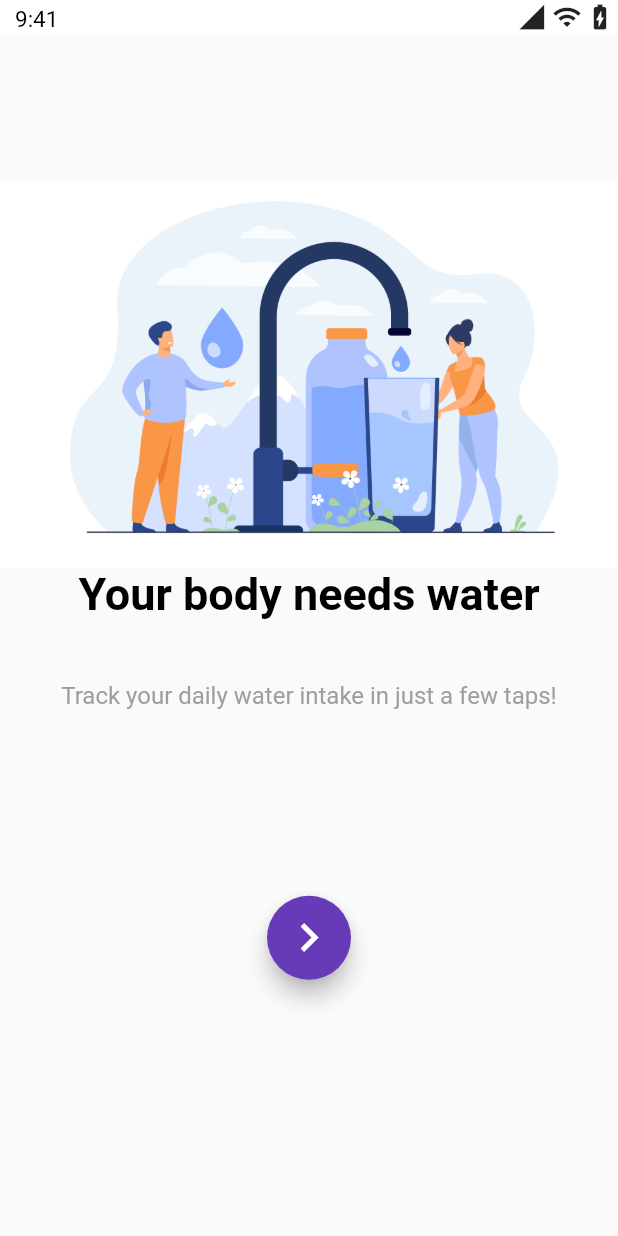
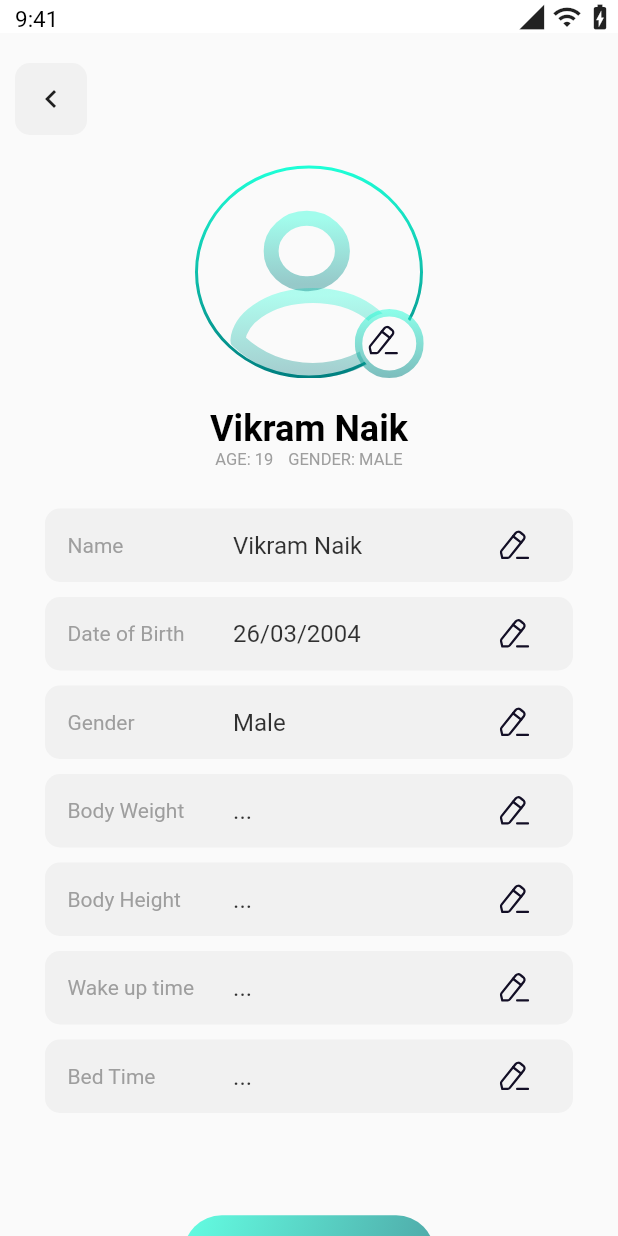
Before and after one commit to VikramNaik26/Health_app, a Flutter app: the screen it shows after launch, on a phone screen of 412 x 824 dp. Run offline on Flutter 3.47's test engine with Material 2 defaults, Android fonts, the light colour scheme and no system bars; our stand-ins replace flutter_svg.

Commit message:
profile page ui completed

```diff
--- a/lib/main.dart
+++ b/lib/main.dart
@@ -2,6 +2,7 @@ import 'package:flutter/material.dart';
 import 'package:health_app/pages/deatail_page.dart';
 import 'package:health_app/pages/home_page.dart';
 import 'package:health_app/pages/main_home_page.dart';
+import 'package:health_app/pages/profile_page.dart';
 
 void main() {
   runApp(const MyApp());
@@ -19,7 +20,7 @@ class MyApp extends StatelessWidget {
       theme: ThemeData(
         primarySwatch: Colors.deepPurple,
       ),
-      home: const MyHomePage(),
+      home: const ProfilePage(),
     );
   }
 }
--- a/lib/pages/deatail_page.dart
+++ b/lib/pages/deatail_page.dart
@@ -54,8 +54,8 @@ class _DeatailPageState extends State<DeatailPage> {
                 width: size.width,
               ),
               Positioned(
-                top: 1,
-                left: size.width * .22,
+                top: 0,
+                left: size.width * .2,
                 child: SizedBox(
                   height: 450,
                   child: Column(children: [
--- a/lib/pages/main_home_page.dart
+++ b/lib/pages/main_home_page.dart
@@ -26,6 +26,8 @@ class _MainPageState extends State<MainPage> {
           unselectedFontSize: 0,
           showSelectedLabels: false,
           showUnselectedLabels: false,
+          selectedItemColor: const Color(0xff53668E),
+          unselectedItemColor: Colors.grey.withOpacity(.5),
           items: [
             BottomNavigationBarItem(
               icon: SvgPicture.asset('assets/icons/Home.svg'),
--- /dev/null
+++ b/lib/pages/profile_page.dart
@@ -0,0 +1,150 @@
+import 'package:flutter/material.dart';
+import 'package:flutter_svg/svg.dart';
+import 'package:health_app/pages/home_page.dart';
+import 'package:health_app/widgets/app_large_text.dart';
+import 'package:health_app/widgets/app_text.dart';
+import 'package:health_app/widgets/save_button.dart';
+import 'package:health_app/widgets/user_input_field.dart';
+
+class ProfilePage extends StatefulWidget {
+  const ProfilePage({super.key});
+
+  @override
+  State<ProfilePage> createState() => _ProfilePageState();
+}
+
+class _ProfilePageState extends State<ProfilePage> {
+  var userInfo = {
+    'Name': 'Vikram Naik',
+    'Date of Birth': '26/03/2004',
+    'Gender': 'Male',
+    'Body Weight': '...',
+    'Body Height': '...',
+    'Wake up time': '...',
+    'Bed Time': '...',
+  };
+
+  @override
+  Widget build(BuildContext context) {
+    Size size = MediaQuery.of(context).size;
+    return Scaffold(
+      appBar: appBar(),
+      body: SingleChildScrollView(
+        scrollDirection: Axis.vertical,
+        child: Column(
+          crossAxisAlignment: CrossAxisAlignment.start,
+          children: [
+            Container(
+              margin: const EdgeInsets.symmetric(
+                horizontal: 10,
+                vertical: 20,
+              ),
+              decoration: BoxDecoration(
+                borderRadius: BorderRadius.circular(10),
+                color: Colors.grey.withOpacity(.1),
+              ),
+              child: IconButton(
+                icon: const Icon(Icons.chevron_left),
+                onPressed: () {},
+              ),
+            ),
+            userProfileIcon(),
+            const SizedBox(
+              height: 20,
+            ),
+            userBasicDetails(),
+            const SizedBox(
+              height: 26,
+            ),
+            SizedBox(
+              height: size.height * .55,
+              width: size.width,
+              // color: Colors.blue,
+              child: ListView.separated(
+                itemBuilder: (context, index) {
+                  return UserInputField(
+                    size: size,
+                    label: userInfo.keys.elementAt(index),
+                    hintText: userInfo.values.elementAt(index),
+                  );
+                },
+                separatorBuilder: (context, index) => const SizedBox(
+                  height: 10,
+                ),
+                itemCount: 7,
+              ),
+            ),
+            const SizedBox(
+              height: 10,
+            ),
+            const SaveButton(),
+            const SizedBox(
+              height: 20,
+            ),
+          ],
+        ),
+      ),
+    );
+  }
+
+  Column userBasicDetails() {
+    return const Column(
+      crossAxisAlignment: CrossAxisAlignment.center,
+      children: [
+        AppLargeText(
+          text: 'Vikram Naik',
+          fontSize: 24,
+        ),
+        Row(
+          mainAxisAlignment: MainAxisAlignment.center,
+          children: [
+            AppText(
+              text: 'AGE: 19',
+              fontSize: 11,
+            ),
+            SizedBox(
+              width: 10,
+            ),
+            AppText(
+              text: 'GENDER: MALE',
+              fontSize: 11,
+            ),
+          ],
+        ),
+      ],
+    );
+  }
+
+  Center userProfileIcon() {
+    return Center(
+      child: Stack(
+        children: [
+          SvgPicture.asset('assets/icons/outerProfile.svg'),
+          Positioned(
+            bottom: 0,
+            left: 24,
+            child: SvgPicture.asset('assets/icons/innerFprofile.svg'),
+          ),
+          Positioned(
+            top: 30,
+            left: 46,
+            child: SvgPicture.asset('assets/icons/innerSprofile.svg'),
+          ),
+          Positioned(
+            bottom: 0,
+            right: 0,
+            child: SvgPicture.asset('assets/icons/profileEllipse.svg'),
+          ),
+          Positioned(
+            bottom: 1,
+            right: 3,
+            child: IconButton(
+              onPressed: () {},
+              icon: SvgPicture.asset('assets/icons/Edit.svg'),
+            ),
+          ),
+        ],
+      ),
+    );
+  }
+}
--- /dev/null
+++ b/lib/widgets/save_button.dart
@@ -0,0 +1,40 @@
+import 'package:flutter/material.dart';
+import 'package:health_app/widgets/app_large_text.dart';
+
+class SaveButton extends StatelessWidget {
+  const SaveButton({
+    super.key,
+  });
+
+  @override
+  Widget build(BuildContext context) {
+    return Center(
+      child: TextButton(
+        onPressed: () {},
+        child: Container(
+          padding: const EdgeInsets.symmetric(
+            horizontal: 20,
+            vertical: 14,
+          ),
+          decoration: BoxDecoration(
+            borderRadius: BorderRadius.circular(30),
+            // color: Colors.blue,
+            gradient: const LinearGradient(
+              colors: [
+                Color.fromARGB(175, 30, 255, 215),
+                Color.fromARGB(175, 0, 128, 128),
+              ],
+              begin: Alignment.topLeft,
+              end: Alignment.bottomRight,
+            ),
+          ),
+          child: const AppLargeText(
+            text: 'Save Changes',
+            fontSize: 20,
+            color: Colors.white,
+          ),
+        ),
+      ),
+    );
+  }
+}
--- /dev/null
+++ b/lib/widgets/user_input_field.dart
@@ -0,0 +1,66 @@
+import 'package:flutter/material.dart';
+import 'package:flutter_svg/svg.dart';
+import 'package:health_app/widgets/app_text.dart';
+
+class UserInputField extends StatefulWidget {
+  const UserInputField({
+    super.key,
+    required this.size,
+    required this.label,
+    required this.hintText,
+  });
+
+  final Size size;
+  final String label;
+  final String hintText;
+
+  @override
+  State<UserInputField> createState() => _UserInputFieldState();
+}
+
+class _UserInputFieldState extends State<UserInputField> {
+  @override
+  Widget build(BuildContext context) {
+    return Container(
+      margin: const EdgeInsets.symmetric(horizontal: 30),
+      padding: const EdgeInsets.symmetric(
+        horizontal: 15,
+        vertical: 0,
+      ),
+      decoration: BoxDecoration(
+        color: Colors.grey.withOpacity(.1),
+        borderRadius: BorderRadius.circular(10),
+      ),
+      child: Row(
+        mainAxisAlignment: MainAxisAlignment.spaceBetween,
+        children: [
+          AppText(
+            text: widget.label,
+            fontSize: 14,
+          ),
+          SizedBox(
+            width: widget.size.width * .55,
+            child: TextField(
+              decoration: InputDecoration(
+                filled: true,
+                fillColor: Colors.transparent,
+                contentPadding: const EdgeInsets.all(15),
+                hintText: widget.hintText,
+                enabledBorder: InputBorder.none,
+                focusedBorder: InputBorder.none,
+                hintStyle: TextStyle(
+                  color: Colors.black.withOpacity(.8),
+                  fontSize: 16,
+                ),
+                suffixIcon: IconButton(
+                  icon: SvgPicture.asset('assets/icons/Edit.svg'),
+                  onPressed: () {},
+                ),
+              ),
+            ),
+          ),
+        ],
+      ),
+    );
+  }
+}
```
Also changed, not shown: assets/icons/Edit.svg (added), assets/icons/Home.svg, assets/icons/innerFprofile.svg (added), assets/icons/innerSprofile.svg (added), assets/icons/outerProfile.svg (added), assets/icons/profileEllipse.svg (added).
